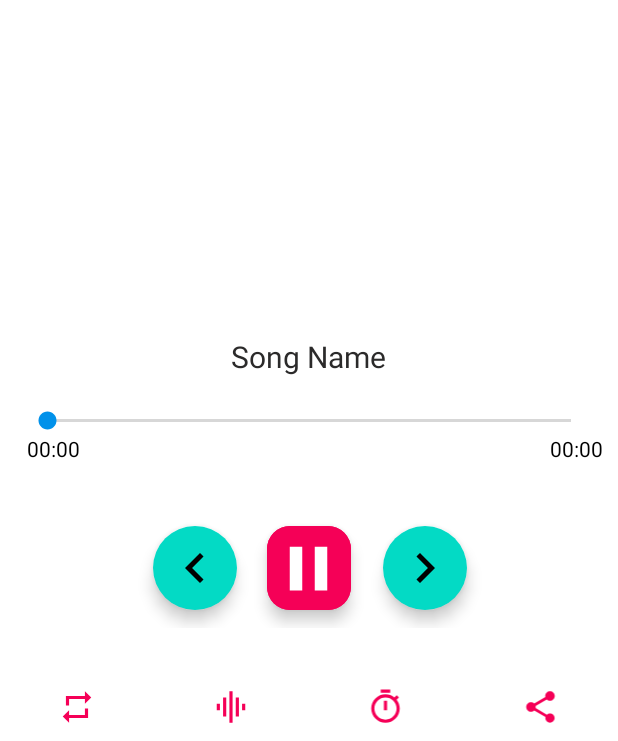
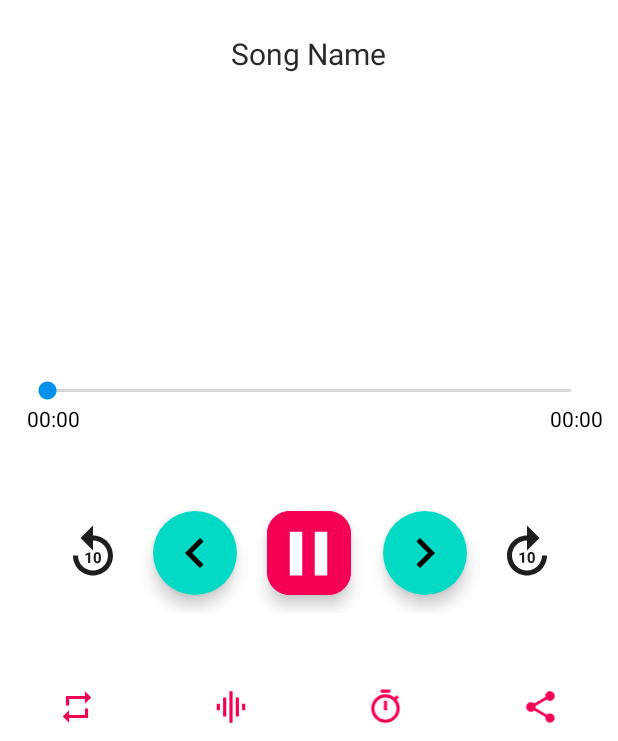
Before and after one commit to Harshit-Goswami/Music_Player, an Android app: the PlayerActivity screen opened directly, with no data from a screen before it, on a phone screen of 412 x 824 dp, the part 495-1236 px from its top. Run offline under Robolectric (Android 15) with nearby library versions, the phone set to English and light mode, and no system bars.

Commit message:
"10 sec forward and backward added"

```diff
--- a/app/src/main/AndroidManifest.xml
+++ b/app/src/main/AndroidManifest.xml
@@ -46,6 +46,7 @@
         <activity
             android:name=".MainActivity"
             android:exported="true"
+            android:launchMode="singleTask"
             android:screenOrientation="portrait">
             <intent-filter>
                 <action android:name="android.intent.action.MAIN" />
@@ -64,6 +65,8 @@
         <activity
             android:name=".PlayerActivity"
             android:exported="true"
+            android:launchMode="singleTask"
+            android:noHistory="true"
             android:screenOrientation="portrait">
             <intent-filter>
                 <action android:name="android.intent.action.VIEW"/>
--- a/app/src/main/java/com/harshit/goswami/musicplayer/MusicService.kt
+++ b/app/src/main/java/com/harshit/goswami/musicplayer/MusicService.kt
@@ -34,7 +34,6 @@ class MusicService : Service(), AudioManager.OnAudioFocusChangeListener {
 
     fun showNotification(playPauseBtn: Int) {
         val intent = Intent(baseContext, MainActivity::class.java)
-
         val flag = if (Build.VERSION.SDK_INT >= Build.VERSION_CODES.S) {
             PendingIntent.FLAG_IMMUTABLE
         } else {
@@ -42,7 +41,7 @@ class MusicService : Service(), AudioManager.OnAudioFocusChangeListener {
         }
 
         val contentIntent = PendingIntent.getActivity(
-            baseContext, 0, intent,
+            this, 0, intent,
             flag
         )//,0
 
@@ -277,7 +276,7 @@ class MusicService : Service(), AudioManager.OnAudioFocusChangeListener {
         mediaSession.isActive = true
 
 //        }
-        startForeground(13, notification.build())
+        startForeground(10, notification.build())
     }
 
     fun createMediaPlayer() {
--- a/app/src/main/java/com/harshit/goswami/musicplayer/PlayerActivity.kt
+++ b/app/src/main/java/com/harshit/goswami/musicplayer/PlayerActivity.kt
@@ -150,6 +150,12 @@ class PlayerActivity : AppCompatActivity(), ServiceConnection, MediaPlayer.OnCom
                 Favorate.favouriteSongs.add(musicListPA[songPosition])
             }
         }
+        binding.back10Sec.setOnClickListener {
+            musicService?.mediaPlayer?.seekTo(musicService!!.mediaPlayer!!.currentPosition - 10000)
+        }
+        binding.forword10Sec.setOnClickListener {
+            musicService?.mediaPlayer?.seekTo(musicService!!.mediaPlayer!!.currentPosition + 10000)
+        }
     }
 
 
@@ -158,7 +164,8 @@ class PlayerActivity : AppCompatActivity(), ServiceConnection, MediaPlayer.OnCom
             .load(musicListPA[songPosition].artUri)
             .apply(RequestOptions().placeholder(R.drawable.musical_note_icon2)).centerCrop()
             .into(binding.playerImg)
-        binding.txtSongNamePA.text = musicListPA[songPosition].title
+        binding.txtSongNamePA.text =
+            "${musicListPA[songPosition].title}, ${musicListPA[songPosition].artist}, ${musicListPA[songPosition].album}"
         binding.tvSeekBarEnd.text = timeFormat(musicListPA[songPosition].duration)
         if (repeat) binding.repeatBtn.setColorFilter(
             ContextCompat.getColor(
@@ -189,7 +196,6 @@ class PlayerActivity : AppCompatActivity(), ServiceConnection, MediaPlayer.OnCom
             GradientDrawable(GradientDrawable.Orientation.BOTTOM_TOP, intArrayOf(0xFFFFFF, bgColor))
         binding.root.background = gradient
         window.statusBarColor = bgColor
-
     }
 
     private fun createMediaPlayer() {
--- /dev/null
+++ b/app/src/main/res/drawable/baseline_forward.xml
@@ -0,0 +1,7 @@
+<vector android:height="24dp" android:tint="#000000"
+    android:viewportHeight="24" android:viewportWidth="24"
+    android:width="24dp" xmlns:android="http://schemas.android.com/apk/res/android">
+    <path android:fillColor="@android:color/white" android:pathData="M18,13c0,3.31 -2.69,6 -6,6s-6,-2.69 -6,-6s2.69,-6 6,-6v4l5,-5l-5,-5v4c-4.42,0 -8,3.58 -8,8c0,4.42 3.58,8 8,8s8,-3.58 8,-8H18z"/>
+    <path android:fillColor="@android:color/white" android:pathData="M10.86,15.94l0,-4.27l-0.09,0l-1.77,0.63l0,0.69l1.01,-0.31l0,3.26z"/>
+    <path android:fillColor="@android:color/white" android:pathData="M12.25,13.44v0.74c0,1.9 1.31,1.82 1.44,1.82c0.14,0 1.44,0.09 1.44,-1.82v-0.74c0,-1.9 -1.31,-1.82 -1.44,-1.82C13.55,11.62 12.25,11.53 12.25,13.44zM14.29,13.32v0.97c0,0.77 -0.21,1.03 -0.59,1.03c-0.38,0 -0.6,-0.26 -0.6,-1.03v-0.97c0,-0.75 0.22,-1.01 0.59,-1.01C14.07,12.3 14.29,12.57 14.29,13.32z"/>
+</vector>
--- /dev/null
+++ b/app/src/main/res/drawable/baseline_replay.xml
@@ -0,0 +1,7 @@
+<vector android:height="24dp" android:tint="#000000"
+    android:viewportHeight="24" android:viewportWidth="24"
+    android:width="24dp" xmlns:android="http://schemas.android.com/apk/res/android">
+    <path android:fillColor="@android:color/white" android:pathData="M11.99,5V1l-5,5l5,5V7c3.31,0 6,2.69 6,6s-2.69,6 -6,6s-6,-2.69 -6,-6h-2c0,4.42 3.58,8 8,8s8,-3.58 8,-8S16.41,5 11.99,5z"/>
+    <path android:fillColor="@android:color/white" android:pathData="M10.89,16h-0.85v-3.26l-1.01,0.31v-0.69l1.77,-0.63h0.09V16z"/>
+    <path android:fillColor="@android:color/white" android:pathData="M15.17,14.24c0,0.32 -0.03,0.6 -0.1,0.82s-0.17,0.42 -0.29,0.57s-0.28,0.26 -0.45,0.33s-0.37,0.1 -0.59,0.1s-0.41,-0.03 -0.59,-0.1s-0.33,-0.18 -0.46,-0.33s-0.23,-0.34 -0.3,-0.57s-0.11,-0.5 -0.11,-0.82V13.5c0,-0.32 0.03,-0.6 0.1,-0.82s0.17,-0.42 0.29,-0.57s0.28,-0.26 0.45,-0.33s0.37,-0.1 0.59,-0.1s0.41,0.03 0.59,0.1c0.18,0.07 0.33,0.18 0.46,0.33s0.23,0.34 0.3,0.57s0.11,0.5 0.11,0.82V14.24zM14.32,13.38c0,-0.19 -0.01,-0.35 -0.04,-0.48s-0.07,-0.23 -0.12,-0.31s-0.11,-0.14 -0.19,-0.17s-0.16,-0.05 -0.25,-0.05s-0.18,0.02 -0.25,0.05s-0.14,0.09 -0.19,0.17s-0.09,0.18 -0.12,0.31s-0.04,0.29 -0.04,0.48v0.97c0,0.19 0.01,0.35 0.04,0.48s0.07,0.24 0.12,0.32s0.11,0.14 0.19,0.17s0.16,0.05 0.25,0.05s0.18,-0.02 0.25,-0.05s0.14,-0.09 0.19,-0.17s0.09,-0.19 0.11,-0.32s0.04,-0.29 0.04,-0.48V13.38z"/>
+</vector>
--- a/app/src/main/res/layout/activity_player.xml
+++ b/app/src/main/res/layout/activity_player.xml
@@ -3,9 +3,10 @@
     xmlns:app="http://schemas.android.com/apk/res-auto"
     xmlns:tools="http://schemas.android.com/tools"
     android:layout_width="match_parent"
+    android:layout_height="match_parent"
     android:orientation="vertical"
-    android:layout_height="match_parent"
     tools:context=".PlayerActivity">
+
     <RelativeLayout
         android:layout_width="match_parent"
         android:layout_height="match_parent"
@@ -78,8 +79,9 @@
             android:id="@+id/txt_songName_PA"
             android:layout_width="wrap_content"
             android:layout_height="wrap_content"
-        android:layout_above="@+id/seekTextLayout"
+            android:layout_below="@+id/player_img"
             android:layout_centerHorizontal="true"
+            android:layout_marginTop="12dp"
             android:gravity="center"
             android:text="@string/song_name"
             android:textColor="#2B2A2A"
@@ -93,7 +95,7 @@
             android:layout_marginStart="20dp"
             android:layout_marginTop="10dp"
             android:layout_marginEnd="20dp"
-        android:layout_marginBottom="40dp"
+            android:layout_marginBottom="50dp"
             android:orientation="horizontal">
 
             <com.google.android.material.floatingactionbutton.ExtendedFloatingActionButton
@@ -128,6 +130,32 @@
                 android:layout_toEndOf="@+id/play_pause_btn"
                 app:icon="@drawable/ic_next"
                 app:iconSize="40dp" />
+
+            <ImageView
+                android:id="@+id/forword_10_sec"
+                android:layout_width="40dp"
+                android:layout_height="40dp"
+                android:layout_alignTop="@+id/btn_next"
+                android:layout_alignBottom="@+id/btn_next"
+                android:layout_marginStart="20dp"
+                android:layout_toEndOf="@+id/btn_next"
+                android:background="@android:color/transparent"
+                android:contentDescription="TODO"
+                android:src="@drawable/baseline_forward"
+                app:tint="#1E1E1E" />
+
+            <ImageView
+                android:id="@+id/back_10_sec"
+                android:layout_width="40dp"
+                android:layout_height="40dp"
+                android:layout_alignTop="@+id/btn_prev"
+                android:layout_alignBottom="@+id/btn_prev"
+                android:layout_marginEnd="20dp"
+                android:layout_toStartOf="@+id/btn_prev"
+                android:background="@android:color/transparent"
+                android:src="@drawable/baseline_replay"
+                app:tint="#1E1E1E" />
+
         </RelativeLayout>
 
         <RelativeLayout
@@ -138,7 +166,7 @@
             android:layout_marginStart="10dp"
             android:layout_marginTop="10dp"
             android:layout_marginEnd="10dp"
-        android:layout_marginBottom="20dp">
+            android:layout_marginBottom="30dp">
             <!--    -->
             <SeekBar
                 android:id="@+id/seekBar"
@@ -147,8 +175,8 @@
                 android:layout_marginStart="5dp"
                 android:layout_marginTop="10dp"
                 android:layout_marginEnd="5dp"
+                android:progressTint="@color/cool_blue"
                 android:thumbTint="@color/cool_blue"
-            android:progressTint="@color/cool_blue"
                 tools:targetApi="p" />
 
             <TextView
@@ -177,40 +205,43 @@
             android:id="@+id/tools"
             android:layout_width="match_parent"
             android:layout_height="wrap_content"
-        android:orientation="horizontal"
-        android:weightSum="4"
             android:layout_alignParentBottom="true"
             android:layout_marginBottom="10dp"
-    >
+            android:orientation="horizontal"
+            android:weightSum="4">
+
             <ImageView
                 android:id="@+id/repeatBtn"
                 android:layout_width="0dp"
                 android:layout_height="wrap_content"
+                android:layout_weight="1"
                 android:src="@drawable/ic_repeat"
-            android:layout_weight="1"
-            tools:ignore="ContentDescription,UseAppTint"
-            app:tint="@color/cool_pink" />
+                app:tint="@color/cool_pink"
+                tools:ignore="ContentDescription,UseAppTint" />
+
             <ImageView
                 android:id="@+id/eqlizerBtn"
                 android:layout_width="0dp"
                 android:layout_height="wrap_content"
+                android:layout_weight="1"
                 android:src="@drawable/ic_graphic_eq"
-            android:layout_weight="1"
                 app:tint="@color/cool_pink" />
+
             <ImageView
                 android:id="@+id/timerBtn"
                 android:layout_width="0dp"
                 android:layout_height="wrap_content"
+                android:layout_weight="1"
                 android:src="@drawable/ic_timer"
-            android:layout_weight="1"
-            app:tint="@color/cool_pink"/>
+                app:tint="@color/cool_pink" />
+
             <ImageView
                 android:id="@+id/shareBtn"
                 android:layout_width="0dp"
                 android:layout_height="wrap_content"
+                android:layout_weight="1"
                 android:src="@drawable/ic_share"
-            android:layout_weight="1"
-            app:tint="@color/cool_pink"/>
+                app:tint="@color/cool_pink" />
         </LinearLayout>
     </RelativeLayout>
 </LinearLayout>
```
Lines whose indentation alone changed are shown as unchanged.
